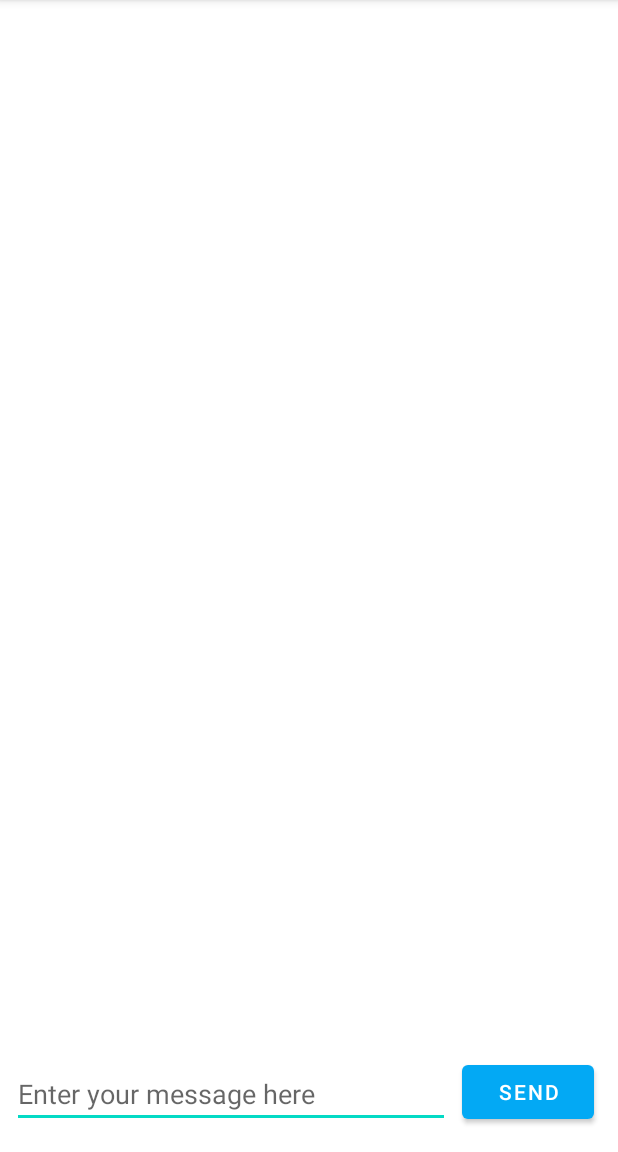
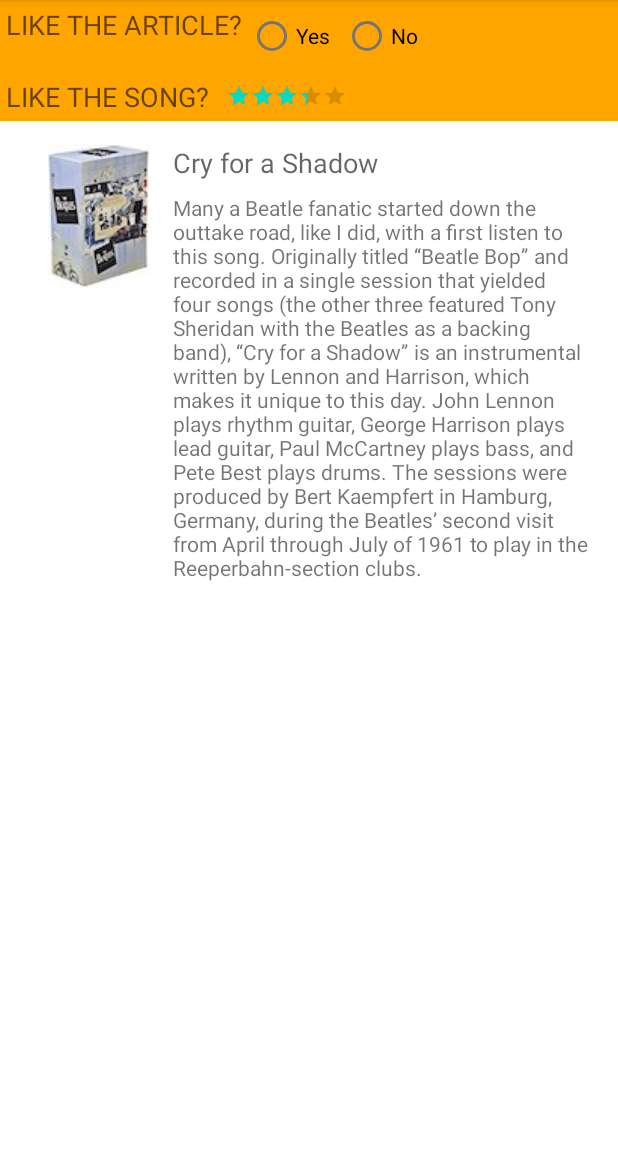
Before and after one commit to Dinhduy01/Android_Tutorials_Pra_DuyND, an Android app: the screen it shows after launch (MainActivity), on a phone screen of 412 x 824 dp, the part 84-1236 px from its top. Run offline under Robolectric (Android 15) with nearby library versions, the phone set to English and light mode, and no system bars.

Commit message:
intent_fragment

```diff
--- a/app/build.gradle.kts
+++ b/app/build.gradle.kts
@@ -2,6 +2,7 @@ plugins {
     id(Plugins.android_application)
     kotlin(Plugins.kotlin_android)
     id(Plugins.detekt).version(Versions.detekt)
+
     jacoco
 }
 
@@ -177,6 +178,8 @@ dependencies {
     implementation("com.google.android.material:material:1.4.0")
     implementation("androidx.constraintlayout:constraintlayout:2.1.4")
     implementation ("androidx.core:core-ktx:1.6.0")
+    implementation("androidx.appcompat:appcompat:1.4.1")
+
     testImplementation(Deps.junit)
     testImplementation(Deps.mockk)
 }
--- a/app/src/main/java/com/sun/android/SecondActivity.kt
+++ b/app/src/main/java/com/sun/android/Bai1/SecondActivity.kt
@@ -1,4 +1,4 @@
-package com.sun.android
+package com.sun.android.Bai1
 
 import android.content.Intent
 import androidx.appcompat.app.AppCompatActivity
--- /dev/null
+++ b/app/src/main/java/com/sun/android/bai3_Fragment/MainActivity.kt
@@ -0,0 +1,12 @@
+package com.sun.android.bai3_Fragment
+
+import androidx.appcompat.app.AppCompatActivity
+import android.os.Bundle
+import com.sun.android.R
+
+class MainActivity : AppCompatActivity() {
+    override fun onCreate(savedInstanceState: Bundle?) {
+        super.onCreate(savedInstanceState)
+        setContentView(R.layout.activity_main3)
+    }
+}
--- /dev/null
+++ b/app/src/main/java/com/sun/android/bai3_Fragment/SimpleFragment.kt
@@ -0,0 +1,53 @@
+package com.sun.android.bai3_Fragment
+
+import com.sun.android.R
+import android.app.Activity
+import android.os.Bundle
+import android.view.LayoutInflater
+import android.view.View
+import android.view.ViewGroup
+import android.widget.RadioGroup
+import android.widget.Toast
+import androidx.fragment.app.Fragment
+import com.sun.android.databinding.FragmentSimpleBinding
+
+
+class SimpleFragment : Fragment(com.sun.android.R.layout.fragment_simple) {
+    private val YES: Int = 0
+    private val NO: Int = 1
+    private var simpleFragment: FragmentSimpleBinding? = null
+    private val binding get() = simpleFragment!!
+
+
+    override fun onCreateView(
+        inflater: LayoutInflater, container: ViewGroup?,
+        savedInstanceState: Bundle?
+    ): View? {
+        // Inflate the layout for this fragment
+        simpleFragment = FragmentSimpleBinding.inflate(inflater, container, false)
+        val activityobj: Activity? = this.activity
+        binding.radioGroup.setOnCheckedChangeListener(RadioGroup.OnCheckedChangeListener { radioGroup, id ->
+
+
+            when (id) {
+                binding.radioButtonYes.id -> {
+                    binding.fragmentHeader.text = getString(R.string.yes_message)
+                    Toast.makeText(activityobj, "Yes!", Toast.LENGTH_SHORT).show();
+                }
+                binding.radioButtonNo.id -> {
+                    binding.fragmentHeader.text = getString(R.string.no_message)
+                    Toast.makeText(activityobj, "No!", Toast.LENGTH_SHORT).show();
+                }
+            }
+        })
+
+        binding.ratingBar.setOnRatingBarChangeListener { ratingBar, fl, b ->
+            val myRating: String = (getString(R.string.my_rating) + ratingBar.rating.toString());
+            Toast.makeText(activityobj, myRating, Toast.LENGTH_SHORT).show();
+        }
+
+        return binding.root
+    }
+
+
+}
--- a/app/src/main/res/layout/activity_main.xml
+++ b/app/src/main/res/layout/activity_main.xml
@@ -4,7 +4,7 @@
     xmlns:tools="http://schemas.android.com/tools"
     android:layout_width="match_parent"
     android:layout_height="match_parent"
-    tools:context=".MainActivity">
+    tools:context=".Bai1.MainActivity">
 
     <TextView
         android:id="@+id/text_header_reply"
--- /dev/null
+++ b/app/src/main/res/layout/activity_main3.xml
@@ -0,0 +1,57 @@
+<?xml version="1.0" encoding="utf-8"?>
+<androidx.constraintlayout.widget.ConstraintLayout xmlns:android="http://schemas.android.com/apk/res/android"
+    xmlns:app="http://schemas.android.com/apk/res-auto"
+    xmlns:tools="http://schemas.android.com/tools"
+    android:layout_width="match_parent"
+    android:layout_height="match_parent"
+    tools:context=".bai3_Fragment.MainActivity">
+    <ImageView
+        android:id="@+id/imageView"
+        android:layout_width="wrap_content"
+        android:layout_height="wrap_content"
+        android:layout_marginLeft="@dimen/image_left_margin"
+        android:layout_marginStart="@dimen/image_left_margin"
+        android:layout_marginTop="@dimen/body_top_margin"
+        android:scaleType="centerCrop"
+        app:layout_constraintLeft_toLeftOf="parent"
+        app:layout_constraintTop_toTopOf="parent"
+        app:srcCompat="@drawable/beatles_anthology_box"/>
+
+    <TextView
+        android:id="@+id/title"
+        android:layout_width="0dp"
+        android:layout_height="wrap_content"
+        android:text="@string/title1"
+        android:textAppearance="@style/Base.TextAppearance.AppCompat.Medium"
+        android:layout_marginRight="@dimen/margin_wide"
+        app:layout_constraintRight_toRightOf="parent"
+        app:layout_constraintTop_toTopOf="@+id/imageView"
+        app:layout_constraintLeft_toRightOf="@+id/imageView"
+        android:layout_marginLeft="16dp"
+        app:layout_constraintHorizontal_bias="0.0"
+        android:layout_marginStart="16dp"
+        android:layout_marginEnd="@dimen/margin_wide" />
+
+    <TextView
+        android:id="@+id/article"
+        android:layout_width="0dp"
+        android:layout_height="wrap_content"
+        android:layout_marginRight="@dimen/padding_wide"
+        android:text="@string/article1"
+        app:layout_constraintRight_toRightOf="parent"
+        android:layout_marginTop="@dimen/standard_margin"
+        app:layout_constraintTop_toBottomOf="@+id/title"
+        app:layout_constraintLeft_toLeftOf="@+id/title"
+        app:layout_constraintHorizontal_bias="0.0"
+        android:layout_marginEnd="@dimen/padding_wide" />
+
+    <fragment
+        android:id="@+id/fragment"
+        android:name="com.sun.android.bai3_Fragment.SimpleFragment"
+        android:layout_width="0dp"
+        android:layout_height="wrap_content"
+        app:layout_constraintLeft_toLeftOf="parent"
+        app:layout_constraintRight_toRightOf="parent"
+        app:layout_constraintTop_toTopOf="parent"
+        tools:layout="@layout/fragment_simple" />
+</androidx.constraintlayout.widget.ConstraintLayout>
--- a/app/src/main/res/layout/activity_second.xml
+++ b/app/src/main/res/layout/activity_second.xml
@@ -4,7 +4,7 @@
     xmlns:tools="http://schemas.android.com/tools"
     android:layout_width="match_parent"
     android:layout_height="match_parent"
-    tools:context=".SecondActivity">
+    tools:context=".Bai1.SecondActivity">
 
     <TextView
         android:id="@+id/text_header"
--- /dev/null
+++ b/app/src/main/res/layout/fragment_simple.xml
@@ -0,0 +1,69 @@
+<LinearLayout xmlns:android="http://schemas.android.com/apk/res/android"
+    xmlns:tools="http://schemas.android.com/tools"
+    android:layout_width="match_parent"
+    android:layout_height="wrap_content"
+    android:background="@color/my_fragment_color"
+    android:orientation="vertical"
+    tools:context="com.sun.android.bai3_Fragment.SimpleFragment">
+
+    <LinearLayout
+        android:layout_width="match_parent"
+        android:layout_height="wrap_content"
+        android:orientation="horizontal">
+
+        <TextView
+            android:id="@+id/fragment_header"
+            android:layout_width="wrap_content"
+            android:layout_height="wrap_content"
+            android:padding="@dimen/small_padding"
+            android:text="@string/question_article"
+            android:textAppearance="@style/Base.TextAppearance.AppCompat.Medium"/>
+
+        <RadioGroup
+            android:id="@+id/radio_group"
+            android:layout_width="wrap_content"
+            android:layout_height="wrap_content"
+            android:orientation="horizontal">
+
+            <RadioButton
+                android:id="@+id/radio_button_yes"
+                android:layout_width="wrap_content"
+                android:layout_height="wrap_content"
+                android:layout_marginRight="@dimen/standard_margin"
+                android:text="@string/yes"/>
+
+            <RadioButton
+                android:id="@+id/radio_button_no"
+                android:layout_width="wrap_content"
+                android:layout_height="wrap_content"
+                android:layout_marginRight="@dimen/standard_margin"
+                android:text="@string/no"/>
+        </RadioGroup>
+
+    </LinearLayout>
+
+    <LinearLayout
+        android:layout_width="match_parent"
+        android:layout_height="wrap_content"
+        android:orientation="horizontal">
+
+        <TextView
+            android:id="@+id/fragment_header2"
+            android:layout_width="wrap_content"
+            android:layout_height="wrap_content"
+            android:padding="@dimen/small_padding"
+            android:text="@string/question_the_song"
+            android:textAppearance="@style/Base.TextAppearance.AppCompat.Medium"/>
+
+        <RatingBar
+            android:id="@+id/ratingBar"
+            style="@android:style/Widget.DeviceDefault.RatingBar.Small"
+            android:layout_width="wrap_content"
+            android:layout_height="wrap_content"
+            android:numStars="6"
+            android:isIndicator="false"
+            android:padding="@dimen/padding_standard"
+            android:rating="3.5"
+            android:stepSize="0.5"/>
+    </LinearLayout>
+</LinearLayout>
--- a/app/src/main/res/values/colors.xml
+++ b/app/src/main/res/values/colors.xml
@@ -7,4 +7,8 @@
     <color name="teal_700">#FF018786</color>
     <color name="black">#FF000000</color>
     <color name="white">#FFFFFFFF</color>
+    <color name="colorPrimary">#3F51B5</color>
+    <color name="colorPrimaryDark">#303F9F</color>
+    <color name="colorAccent">#FF4081</color>
+    <color name="my_fragment_color">#ffa500</color>
 </resources>
--- a/app/src/main/res/values/dimens.xml
+++ b/app/src/main/res/values/dimens.xml
@@ -523,4 +523,13 @@
 	<dimen name="sp_58">58.00sp</dimen>
 	<dimen name="sp_59">59.00sp</dimen>
 	<dimen name="sp_60">60.00sp</dimen>
+	<dimen name="standard_margin">8dp</dimen>
+	<dimen name="small_padding">4dp</dimen>
+	<dimen name="heading_top_margin">24dp</dimen>
+	<dimen name="padding_wide">16dp</dimen>
+	<dimen name="body_width">220dp</dimen>
+	<dimen name="padding_standard">8dp</dimen>
+	<dimen name="image_left_margin">32dp</dimen>
+	<dimen name="body_top_margin">96dp</dimen>
+	<dimen name="margin_wide">16dp</dimen>
 </resources>
--- a/app/src/main/res/values/strings.xml
+++ b/app/src/main/res/values/strings.xml
@@ -1,3 +1,31 @@
 <resources>
     <string name="name">Two Activities</string>
+    <!-- TODO: Remove or change this placeholder text -->
+    <string name="hello_blank_fragment">Hello blank fragment</string>
+    <string name="title1">Cry for a Shadow</string>
+    <string name="article1">Many a Beatle fanatic started down the outtake
+        road, like I did, with a first listen to this song. Originally titled
+        “Beatle Bop” and recorded in a single session that yielded four songs (the other three featured Tony Sheridan with the Beatles as a backing band), “Cry for a Shadow” is an instrumental written by Lennon and Harrison, which makes it unique to this day. John Lennon plays rhythm guitar, George Harrison plays lead guitar, Paul McCartney plays bass, and Pete Best plays drums. The sessions were produced by Bert Kaempfert in Hamburg, Germany, during the Beatles’ second visit from April through July of 1961 to play in the Reeperbahn-section clubs.</string>
+    <string name="title2">My Bonnie - Ain’t She Sweet</string>
+    <string name="article2">At the same session, the Beatles played on “My Bonnie” (the first-ever single with Beatles playing), as the backing band for English singer Tony Sheridan, originally a member of the Jets. The popularity of this single in Liverpool brought the Beatles to the attention of Brian Epstein, who worked in the NEMS record store and tried to meet demand for the disc. John Lennon then sings a fine “Ain’t She Sweet” (his first-ever released vocal).</string>
+
+    <!-- Text for the fragment. -->
+    <string name="yes">Yes</string>
+    <string name="no">No</string>
+    <string name="yes_message">ARTICLE: Like</string>
+    <string name="no_message">ARTICLE: Thanks</string>
+    <string name="question_article">LIKE THE ARTICLE?</string>
+
+    <!-- Text for the challenge. -->
+    <string name="yes_message2">SONG: Like</string>
+    <string name="no_message2">SONG: Thanks</string>
+    <string name="question_the_song">LIKE THE SONG?</string>
+    <string name="my_rating">My Rating:</string>
+
+    <!-- Text for the button in FragmentExample2. -->
+    <string name="open">Open</string>
+    <string name="close">Close</string>
+
+    <!-- Text for the exception message in FragmentCommunicate. -->
+    <string name="exception_message">must implement OnFragmentInteractionListener</string>
 </resources>
```
Also changed, not shown: app/src/main/AndroidManifest.xml (+17 -4 lines), app/src/main/java/com/sun/android/Bai1/MainActivity.kt (renamed from app/src/main/java/com/sun/android/MainActivity.kt, +14 -6 lines), app/src/main/java/com/sun/android/Bai2/MainActivity.kt (added, +51 -0 lines), app/src/main/res/layout/activity_main2.xml (added, +83 -0 lines), app/src/main/res/drawable/beatles_anthology_box.jpg (added), app/src/main/res/mipmap-mdpi/icon.png (added).
